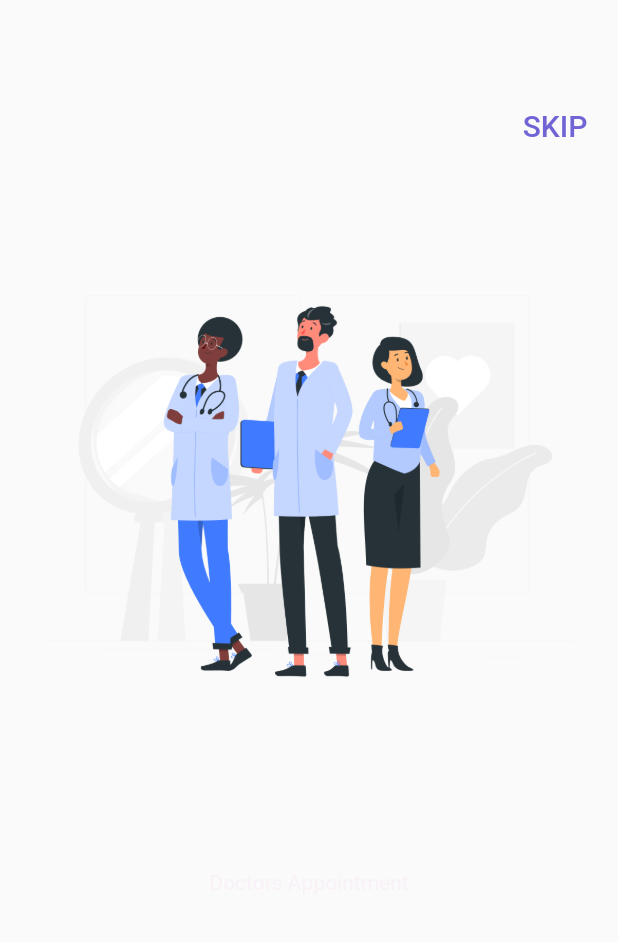
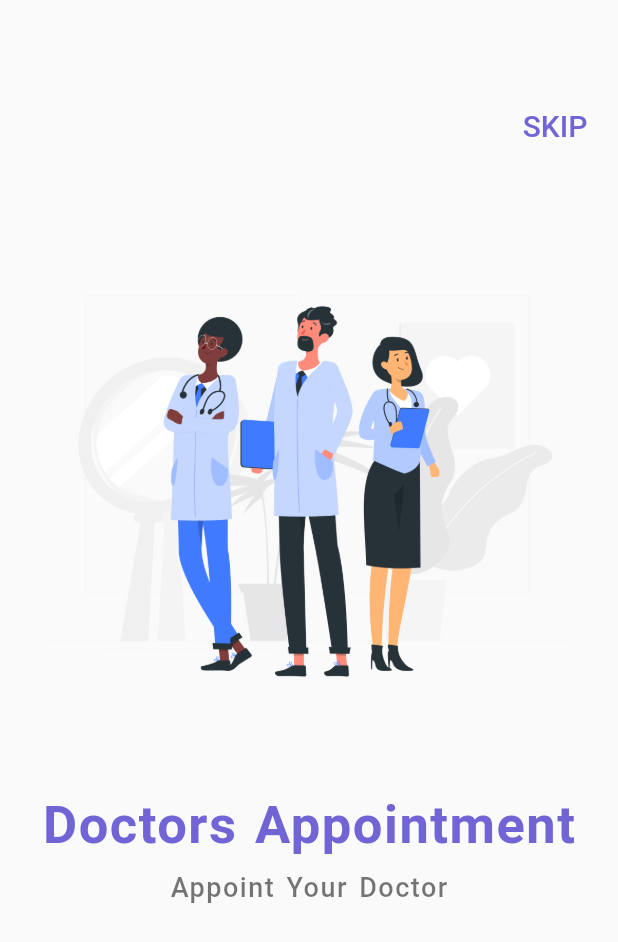
Before and after one commit to Gowsalyanatraj/health_care_app_flutter, a Flutter app: the screen it shows after launch, on a phone screen of 412 x 824 dp. Shown: the top 942 px of the screen. Run offline on Flutter 3.47's test engine with Material 2 defaults, Android fonts, the phone set to English and light mode, and no system bars.

Commit message:
creating text for doctors appointment

```diff
--- a/lib/welcome_screen.dart
+++ b/lib/welcome_screen.dart
@@ -1,41 +1,63 @@
 import 'package:flutter/material.dart';
+
 class WelcomeScreen extends StatelessWidget {
   const WelcomeScreen({super.key});
 
   @override
   Widget build(BuildContext context) {
     return Material(
-      child:Container(
+      child: Padding(
+        padding: const EdgeInsets.only(bottom: 30),
+        child: Container(
           width: MediaQuery.of(context).size.width,
           height: MediaQuery.of(context).size.height,
           padding: EdgeInsets.all(10),
           child: Column(
             children: [
               SizedBox(height: 50),
-            Align(alignment: Alignment.centerRight,
-            child: TextButton(onPressed: (){
+              Align(
+                  alignment: Alignment.centerRight,
+                  child: TextButton(
+                      onPressed: () {
                         // Navigator.push(context, MaterialPageRoute(builder: (context) =>
                         //  ));
                       },
-                    child: Text('SKIP',
+                      child: Text(
+                        'SKIP',
                         style: TextStyle(
                           color: Color(0xFF7165D6),
                           fontSize: 20,
-            ),))),
+                        ),
+                      ))),
               SizedBox(height: 30),
-            Padding(padding: EdgeInsets.all(20),
-            child:Image.asset("assets/health1.png") ,
+              Padding(
+                padding: EdgeInsets.all(20),
+                child: Image.asset("assets/health1.png"),
               ),
-            SizedBox(height: 50),
-            Text('Doctors Appointment',
+              SizedBox(height: 0),
+              Text(
+                'Doctors Appointment',
                 style: TextStyle(
-              color: Color(0xFF165D6)
+                    color: Color(0xFF7165D6),
+                    fontSize: 35,
+                    fontWeight: FontWeight.bold,
+                    letterSpacing: 1,
+                    wordSpacing: 2),
+              ),
+              SizedBox(height: 10),
+              Text('Appoint Your Doctor',
+              style: TextStyle(
+                color: Colors.black54,
+                fontSize: 18,
+                fontWeight: FontWeight.w500,
+                letterSpacing: 1,
+                wordSpacing: 2
               ),
               )
             ],
           ),
-
-      ) ,
+        ),
+      ),
     );
   }
 }
```
Lines whose indentation alone changed are shown as unchanged.
